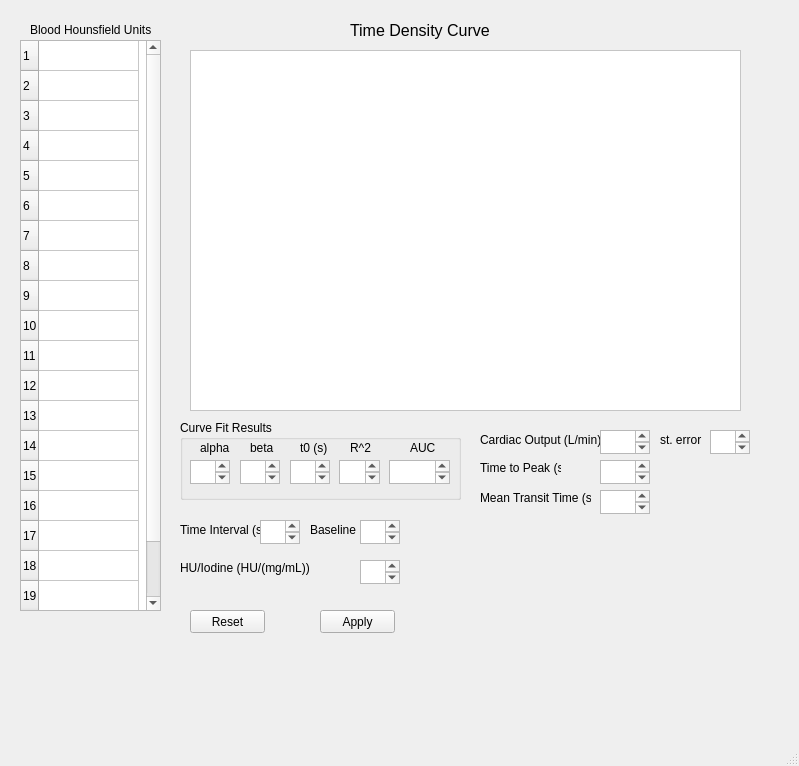
Before: the Qt Designer form Cocalc_mainwindow.ui in ogdenk/COCalculator, drawn with Qt 5.
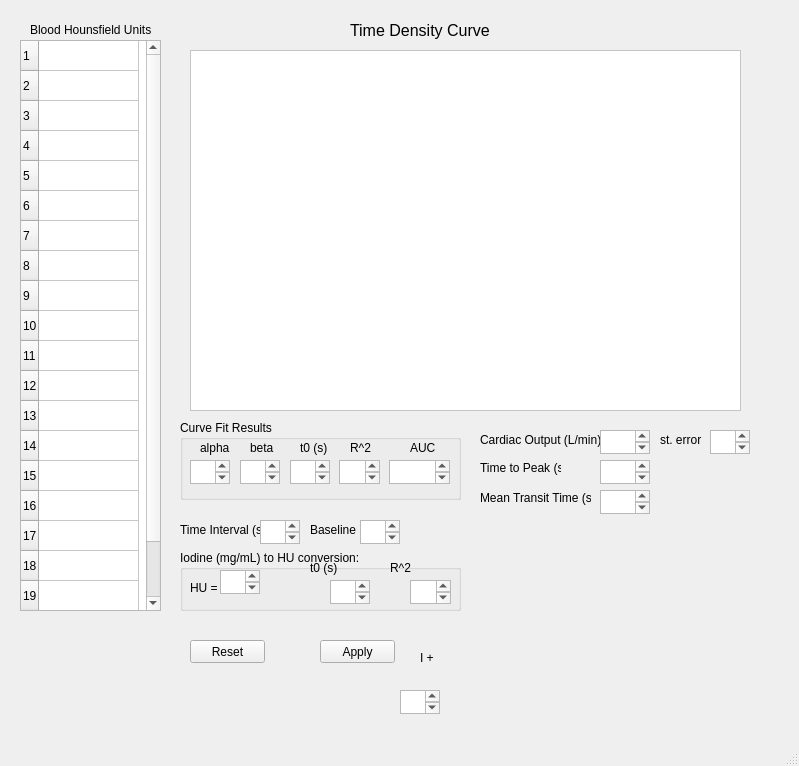
After: the same form once the commit is applied. Custom widgets are drawn as their Qt base class.

Patch:
```diff
--- a/Cocalc_mainwindow.ui
+++ b/Cocalc_mainwindow.ui
@@ -79,19 +79,6 @@
      <string>st. error</string>
     </property>
    </widget>
-   <widget class="QLabel" name="label_HUConversion">
-    <property name="geometry">
-     <rect>
-      <x>180</x>
-      <y>560</y>
-      <width>141</width>
-      <height>16</height>
-     </rect>
-    </property>
-    <property name="text">
-     <string>HU/Iodine (HU/(mg/mL)) </string>
-    </property>
-   </widget>
    <widget class="QLabel" name="label_bloodHU">
     <property name="geometry">
      <rect>
@@ -113,7 +100,7 @@
    <widget class="MatplotlibWidget" name="plotwidget">
     <property name="geometry">
      <rect>
-      <x>450</x>
+      <x>480</x>
       <y>520</y>
       <width>321</width>
       <height>191</height>
@@ -289,19 +276,6 @@
      <bool>false</bool>
     </property>
    </widget>
-   <widget class="QPlainTextEdit" name="HUtoIodineConversion">
-    <property name="geometry">
-     <rect>
-      <x>360</x>
-      <y>560</y>
-      <width>40</width>
-      <height>24</height>
-     </rect>
-    </property>
-    <property name="mouseTracking">
-     <bool>false</bool>
-    </property>
-   </widget>
    <widget class="QPlainTextEdit" name="baselineInput">
     <property name="geometry">
      <rect>
@@ -447,7 +421,7 @@
     <property name="geometry">
      <rect>
       <x>190</x>
-      <y>610</y>
+      <y>640</y>
       <width>75</width>
       <height>23</height>
      </rect>
@@ -460,7 +434,7 @@
     <property name="geometry">
      <rect>
       <x>320</x>
-      <y>610</y>
+      <y>640</y>
       <width>75</width>
       <height>23</height>
      </rect>
@@ -625,6 +599,123 @@
      </brush>
     </property>
    </widget>
+   <widget class="QPlainTextEdit" name="HUconversion_c">
+    <property name="geometry">
+     <rect>
+      <x>400</x>
+      <y>690</y>
+      <width>40</width>
+      <height>24</height>
+     </rect>
+    </property>
+    <property name="mouseTracking">
+     <bool>false</bool>
+    </property>
+   </widget>
+   <widget class="QLabel" name="label_I">
+    <property name="geometry">
+     <rect>
+      <x>420</x>
+      <y>650</y>
+      <width>31</width>
+      <height>16</height>
+     </rect>
+    </property>
+    <property name="text">
+     <string>I +</string>
+    </property>
+   </widget>
+   <widget class="QGroupBox" name="IodinetoHUconversion">
+    <property name="geometry">
+     <rect>
+      <x>180</x>
+      <y>550</y>
+      <width>281</width>
+      <height>61</height>
+     </rect>
+    </property>
+    <property name="title">
+     <string>Iodine (mg/mL) to HU conversion:</string>
+    </property>
+    <widget class="QLabel" name="label_rsquared_2">
+     <property name="geometry">
+      <rect>
+       <x>210</x>
+       <y>10</y>
+       <width>31</width>
+       <height>16</height>
+      </rect>
+     </property>
+     <property name="text">
+      <string>R^2</string>
+     </property>
+    </widget>
+    <widget class="QPlainTextEdit" name="rsquared_2">
+     <property name="geometry">
+      <rect>
+       <x>230</x>
+       <y>30</y>
+       <width>41</width>
+       <height>24</height>
+      </rect>
+     </property>
+     <property name="mouseTracking">
+      <bool>false</bool>
+     </property>
+    </widget>
+    <widget class="QPlainTextEdit" name="beta_2">
+     <property name="geometry">
+      <rect>
+       <x>40</x>
+       <y>20</y>
+       <width>40</width>
+       <height>24</height>
+      </rect>
+     </property>
+     <property name="mouseTracking">
+      <bool>false</bool>
+     </property>
+    </widget>
+    <widget class="QLabel" name="label_HU">
+     <property name="geometry">
+      <rect>
+       <x>10</x>
+       <y>30</y>
+       <width>31</width>
+       <height>16</height>
+      </rect>
+     </property>
+     <property name="text">
+      <string>HU = </string>
+     </property>
+    </widget>
+    <widget class="QLabel" name="label_toffset_2">
+     <property name="geometry">
+      <rect>
+       <x>130</x>
+       <y>10</y>
+       <width>31</width>
+       <height>16</height>
+      </rect>
+     </property>
+     <property name="text">
+      <string>t0 (s)</string>
+     </property>
+    </widget>
+    <widget class="QPlainTextEdit" name="t0_2">
+     <property name="geometry">
+      <rect>
+       <x>150</x>
+       <y>30</y>
+       <width>40</width>
+       <height>24</height>
+      </rect>
+     </property>
+     <property name="mouseTracking">
+      <bool>false</bool>
+     </property>
+    </widget>
+   </widget>
   </widget>
   <widget class="QMenuBar" name="menubar">
    <property name="geometry">
```
